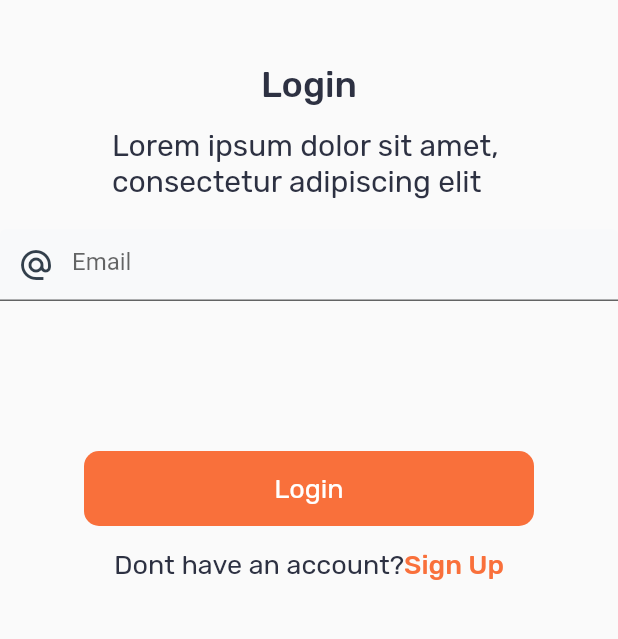
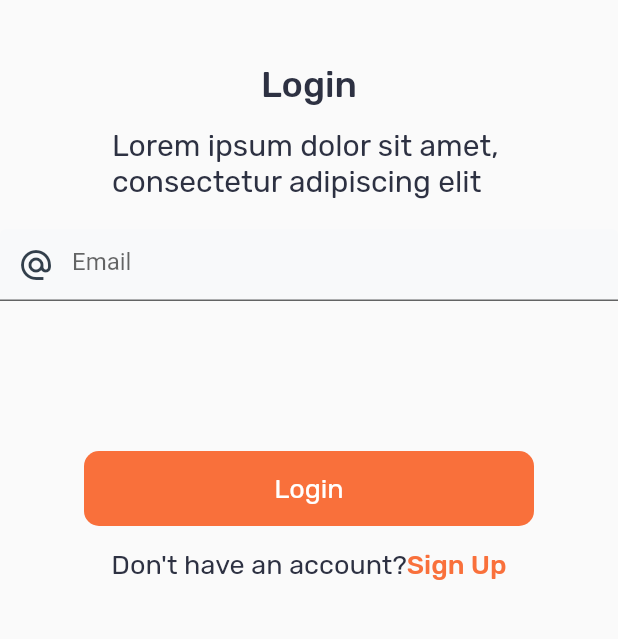
Before and after one commit to ehteshamawan1/m-box-login-ui-main, a Flutter app: the screen it shows after launch, on a phone screen of 412 x 824 dp, the part 155-794 px from its top. Run offline on Flutter 3.47's test engine with Material 2 defaults, Android fonts, the phone set to English and light mode, and no system bars.

```diff
--- a/lib/homescreen.dart
+++ b/lib/homescreen.dart
@@ -115,7 +115,7 @@ class _HomeScreenState extends State<HomeScreen> {
               mainAxisAlignment: MainAxisAlignment.center,
               children: [
                 Text(
-                  'Dont have an account?',
+                  "Don't have an account?",
                   style: TextStyle(
                       fontSize: 18,
                       fontFamily: 'Rubik Regular',
```
